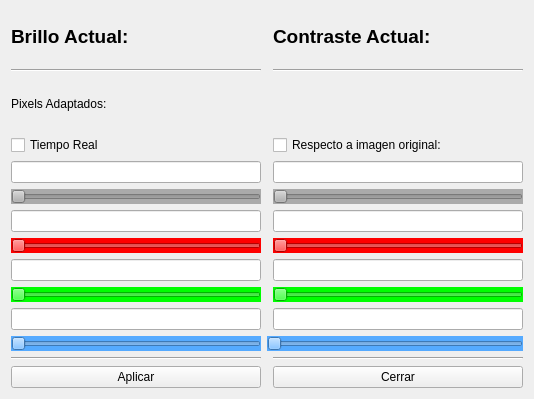
Above: brilloycontraste.ui from alu0100585704/VPO before the change. Below: the same form after it.
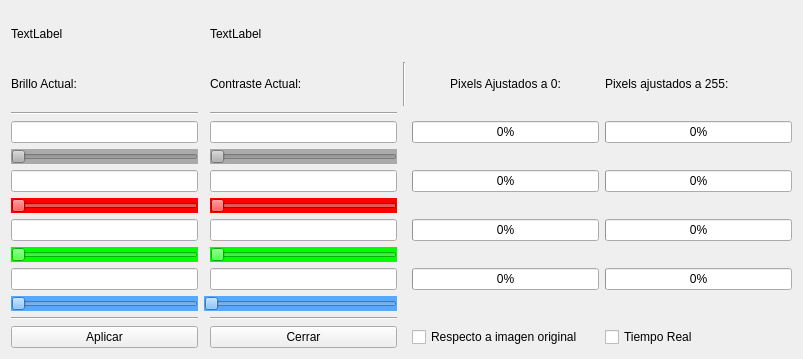
That is the form after the change.

Commit message: hecha entropia, funcion gamma y adatado a imágenes de color histogramas y brillo y contraste

Diff of the .ui file:
```diff
--- a/brilloycontraste.ui
+++ b/brilloycontraste.ui
@@ -6,8 +6,8 @@
    <rect>
     <x>0</x>
     <y>0</y>
-    <width>534</width>
-    <height>399</height>
+    <width>803</width>
+    <height>359</height>
    </rect>
   </property>
   <property name="sizePolicy">
@@ -20,143 +20,20 @@
    <string>Form</string>
   </property>
   <layout class="QGridLayout" name="gridLayout">
-   <item row="13" column="1">
-    <widget class="QLineEdit" name="lineEdit_5"/>
-   </item>
-   <item row="7" column="1">
-    <widget class="QLineEdit" name="lineEdit"/>
-   </item>
-   <item row="10" column="1">
-    <widget class="QLineEdit" name="lineEdit_3"/>
-   </item>
-   <item row="7" column="3">
-    <widget class="QLineEdit" name="lineEdit_2"/>
-   </item>
-   <item row="8" column="3">
-    <widget class="QSlider" name="horizontalSlider_6">
-     <property name="styleSheet">
-      <string notr="true">background-color: rgb(255, 0, 0);</string>
-     </property>
-     <property name="orientation">
-      <enum>Qt::Horizontal</enum>
-     </property>
-    </widget>
-   </item>
    <item row="13" column="3">
-    <widget class="QLineEdit" name="lineEdit_6"/>
-   </item>
-   <item row="6" column="3">
-    <widget class="QSlider" name="sliderContrasteGris">
-     <property name="styleSheet">
-      <string notr="true">background-color: rgb(170, 170, 170);</string>
-     </property>
-     <property name="minimum">
-      <number>1</number>
-     </property>
-     <property name="maximum">
-      <number>127</number>
-     </property>
-     <property name="orientation">
-      <enum>Qt::Horizontal</enum>
-     </property>
-    </widget>
-   </item>
-   <item row="15" column="3">
-    <widget class="Line" name="line_2">
-     <property name="orientation">
-      <enum>Qt::Horizontal</enum>
-     </property>
-    </widget>
-   </item>
-   <item row="12" column="3">
-    <widget class="QSlider" name="horizontalSlider_5">
+    <widget class="QSlider" name="sliderContrasteGreen">
      <property name="styleSheet">
       <string notr="true">background-color: rgb(0, 255, 0);</string>
      </property>
-     <property name="orientation">
-      <enum>Qt::Horizontal</enum>
+     <property name="maximum">
+      <number>255</number>
      </property>
-    </widget>
-   </item>
-   <item row="10" column="3">
-    <widget class="QLineEdit" name="lineEdit_4"/>
-   </item>
-   <item row="19" column="1">
-    <widget class="QPushButton" name="pushButtonApply">
-     <property name="text">
-      <string>Aplicar</string>
-     </property>
-    </widget>
-   </item>
-   <item row="0" column="3">
-    <widget class="QLabel" name="labelContraste">
-     <property name="text">
-      <string>&lt;html&gt;&lt;head/&gt;&lt;body&gt;&lt;p&gt;&lt;span style=&quot; font-size:14pt; font-weight:600;&quot;&gt;Contraste Actual:&lt;/span&gt;&lt;/p&gt;&lt;/body&gt;&lt;/html&gt;</string>
-     </property>
-    </widget>
-   </item>
-   <item row="8" column="1">
-    <widget class="QSlider" name="horizontalSlider">
-     <property name="styleSheet">
-      <string notr="true">background-color: rgb(255, 0, 0);</string>
-     </property>
      <property name="orientation">
       <enum>Qt::Horizontal</enum>
      </property>
     </widget>
    </item>
-   <item row="4" column="3">
-    <widget class="QCheckBox" name="checkBoxKeepOriginal">
-     <property name="text">
-      <string>Respecto a imagen original:</string>
-     </property>
-    </widget>
-   </item>
    <item row="6" column="1">
-    <widget class="QSlider" name="sliderBrilloGris">
-     <property name="styleSheet">
-      <string notr="true">background-color: rgb(170, 170, 170);</string>
-     </property>
-     <property name="maximum">
-      <number>255</number>
-     </property>
-     <property name="orientation">
-      <enum>Qt::Horizontal</enum>
-     </property>
-    </widget>
-   </item>
-   <item row="0" column="1">
-    <widget class="QLabel" name="labelBrillo">
-     <property name="text">
-      <string>&lt;html&gt;&lt;head/&gt;&lt;body&gt;&lt;p&gt;&lt;span style=&quot; font-size:14pt; font-weight:600;&quot;&gt;Brillo Actual:&lt;/span&gt;&lt;/p&gt;&lt;/body&gt;&lt;/html&gt;</string>
-     </property>
-    </widget>
-   </item>
-   <item row="12" column="1">
-    <widget class="QSlider" name="horizontalSlider_2">
-     <property name="styleSheet">
-      <string notr="true">background-color: rgb(0, 255, 0);</string>
-     </property>
-     <property name="orientation">
-      <enum>Qt::Horizontal</enum>
-     </property>
-    </widget>
-   </item>
-   <item row="15" column="1">
-    <widget class="Line" name="line">
-     <property name="orientation">
-      <enum>Qt::Horizontal</enum>
-     </property>
-    </widget>
-   </item>
-   <item row="19" column="3">
-    <widget class="QPushButton" name="pushButtonClose">
-     <property name="text">
-      <string>Cerrar</string>
-     </property>
-    </widget>
-   </item>
-   <item row="5" column="1">
     <widget class="QLineEdit" name="lineEditBrilloGris">
      <property name="sizePolicy">
       <sizepolicy hsizetype="Expanding" vsizetype="Fixed">
@@ -169,57 +46,339 @@
      </property>
     </widget>
    </item>
-   <item row="14" column="1">
-    <widget class="QSlider" name="horizontalSlider_3">
+   <item row="8" column="3">
+    <widget class="QLineEdit" name="lineEditContrasteRed"/>
+   </item>
+   <item row="6" column="5">
+    <widget class="QProgressBar" name="progressBarGrayTo0">
+     <property name="maximum">
+      <number>255</number>
+     </property>
+     <property name="value">
+      <number>0</number>
+     </property>
+     <property name="textVisible">
+      <bool>true</bool>
+     </property>
+     <property name="invertedAppearance">
+      <bool>false</bool>
+     </property>
+     <property name="textDirection">
+      <enum>QProgressBar::TopToBottom</enum>
+     </property>
+     <property name="format">
+      <string>%p%</string>
+     </property>
+    </widget>
+   </item>
+   <item row="15" column="2" colspan="2">
+    <widget class="QSlider" name="sliderContrasteBlue">
      <property name="styleSheet">
       <string notr="true">background-color: rgb(85, 170, 255);</string>
      </property>
+     <property name="maximum">
+      <number>255</number>
+     </property>
      <property name="orientation">
       <enum>Qt::Horizontal</enum>
      </property>
     </widget>
    </item>
-   <item row="5" column="3">
+   <item row="1" column="6">
+    <widget class="QLabel" name="pixelsLostTo255">
+     <property name="text">
+      <string>Pixels ajustados a 255:</string>
+     </property>
+    </widget>
+   </item>
+   <item row="1" column="4">
+    <widget class="Line" name="line_3">
+     <property name="orientation">
+      <enum>Qt::Vertical</enum>
+     </property>
+    </widget>
+   </item>
+   <item row="6" column="3">
     <widget class="QLineEdit" name="lineEditContrasteGris"/>
    </item>
+   <item row="1" column="3">
+    <widget class="QLabel" name="labelContraste">
+     <property name="text">
+      <string>&lt;html&gt;&lt;head/&gt;&lt;body&gt;&lt;p&gt;Contraste Actual:&lt;/p&gt;&lt;/body&gt;&lt;/html&gt;</string>
+     </property>
+    </widget>
+   </item>
+   <item row="8" column="6">
+    <widget class="QProgressBar" name="progressBarRedTo255">
+     <property name="maximum">
+      <number>255</number>
+     </property>
+     <property name="value">
+      <number>0</number>
+     </property>
+     <property name="format">
+      <string>%p%</string>
+     </property>
+    </widget>
+   </item>
+   <item row="14" column="1">
+    <widget class="QLineEdit" name="lineEditBrilloBlue"/>
+   </item>
+   <item row="11" column="6">
+    <widget class="QProgressBar" name="progressBarGreenTo255">
+     <property name="maximum">
+      <number>255</number>
+     </property>
+     <property name="value">
+      <number>0</number>
+     </property>
+     <property name="format">
+      <string>%p%</string>
+     </property>
+    </widget>
+   </item>
+   <item row="20" column="1">
+    <widget class="QPushButton" name="pushButtonApply">
+     <property name="text">
+      <string>Aplicar</string>
+     </property>
+    </widget>
+   </item>
+   <item row="8" column="5">
+    <widget class="QProgressBar" name="progressBarRedTo0">
+     <property name="maximum">
+      <number>255</number>
+     </property>
+     <property name="value">
+      <number>0</number>
+     </property>
+     <property name="format">
+      <string>%p%</string>
+     </property>
+    </widget>
+   </item>
+   <item row="13" column="1">
+    <widget class="QSlider" name="sliderBrilloGreen">
+     <property name="styleSheet">
+      <string notr="true">background-color: rgb(0, 255, 0);</string>
+     </property>
+     <property name="maximum">
+      <number>255</number>
+     </property>
+     <property name="orientation">
+      <enum>Qt::Horizontal</enum>
+     </property>
+    </widget>
+   </item>
+   <item row="14" column="6">
+    <widget class="QProgressBar" name="progressBarBlueTo255">
+     <property name="maximum">
+      <number>255</number>
+     </property>
+     <property name="value">
+      <number>0</number>
+     </property>
+     <property name="format">
+      <string>%p%</string>
+     </property>
+    </widget>
+   </item>
+   <item row="20" column="3">
+    <widget class="QPushButton" name="pushButtonClose">
+     <property name="text">
+      <string>Cerrar</string>
+     </property>
+    </widget>
+   </item>
+   <item row="1" column="5">
+    <widget class="QLabel" name="pixelsLostTo0">
+     <property name="text">
+      <string>&lt;html&gt;&lt;head/&gt;&lt;body&gt;&lt;p align=&quot;center&quot;&gt;Pixels Ajustados a 0:&lt;/p&gt;&lt;/body&gt;&lt;/html&gt;</string>
+     </property>
+    </widget>
+   </item>
+   <item row="9" column="3">
+    <widget class="QSlider" name="sliderContrasteRed">
+     <property name="styleSheet">
+      <string notr="true">background-color: rgb(255, 0, 0);</string>
+     </property>
+     <property name="maximum">
+      <number>255</number>
+     </property>
+     <property name="orientation">
+      <enum>Qt::Horizontal</enum>
+     </property>
+    </widget>
+   </item>
    <item row="2" column="1">
-    <widget class="QLabel" name="pixelsLost">
-     <property name="text">
-      <string>Pixels Adaptados: </string>
-     </property>
-    </widget>
-   </item>
-   <item row="14" column="2" colspan="2">
-    <widget class="QSlider" name="horizontalSlider_4">
-     <property name="styleSheet">
-      <string notr="true">background-color: rgb(85, 170, 255);</string>
-     </property>
-     <property name="orientation">
-      <enum>Qt::Horizontal</enum>
-     </property>
-    </widget>
-   </item>
-   <item row="4" column="1">
-    <widget class="QCheckBox" name="checkBoxRealTime">
-     <property name="text">
-      <string>Tiempo Real</string>
-     </property>
-    </widget>
-   </item>
-   <item row="1" column="1">
     <widget class="Line" name="line_5">
      <property name="orientation">
       <enum>Qt::Horizontal</enum>
      </property>
     </widget>
    </item>
-   <item row="1" column="3">
+   <item row="20" column="5">
+    <widget class="QCheckBox" name="checkBoxKeepOriginal">
+     <property name="text">
+      <string>Respecto a imagen original</string>
+     </property>
+    </widget>
+   </item>
+   <item row="2" column="3">
     <widget class="Line" name="line_6">
      <property name="orientation">
       <enum>Qt::Horizontal</enum>
      </property>
     </widget>
    </item>
+   <item row="6" column="6">
+    <widget class="QProgressBar" name="progressBarGrayTo255">
+     <property name="maximum">
+      <number>255</number>
+     </property>
+     <property name="value">
+      <number>0</number>
+     </property>
+     <property name="format">
+      <string>%p%</string>
+     </property>
+    </widget>
+   </item>
+   <item row="16" column="3">
+    <widget class="Line" name="line_2">
+     <property name="orientation">
+      <enum>Qt::Horizontal</enum>
+     </property>
+    </widget>
+   </item>
+   <item row="14" column="5">
+    <widget class="QProgressBar" name="progressBarBlueTo0">
+     <property name="maximum">
+      <number>255</number>
+     </property>
+     <property name="value">
+      <number>0</number>
+     </property>
+     <property name="format">
+      <string>%p%</string>
+     </property>
+    </widget>
+   </item>
+   <item row="7" column="3">
+    <widget class="QSlider" name="sliderContrasteGris">
+     <property name="styleSheet">
+      <string notr="true">background-color: rgb(170, 170, 170);</string>
+     </property>
+     <property name="minimum">
+      <number>1</number>
+     </property>
+     <property name="maximum">
+      <number>127</number>
+     </property>
+     <property name="orientation">
+      <enum>Qt::Horizontal</enum>
+     </property>
+    </widget>
+   </item>
+   <item row="1" column="1">
+    <widget class="QLabel" name="labelBrillo">
+     <property name="text">
+      <string>&lt;html&gt;&lt;head/&gt;&lt;body&gt;&lt;p&gt;Brillo Actual:&lt;/p&gt;&lt;/body&gt;&lt;/html&gt;</string>
+     </property>
+    </widget>
+   </item>
+   <item row="20" column="6">
+    <widget class="QCheckBox" name="checkBoxRealTime">
+     <property name="text">
+      <string>Tiempo Real</string>
+     </property>
+    </widget>
+   </item>
+   <item row="7" column="1">
+    <widget class="QSlider" name="sliderBrilloGris">
+     <property name="styleSheet">
+      <string notr="true">background-color: rgb(170, 170, 170);</string>
+     </property>
+     <property name="maximum">
+      <number>255</number>
+     </property>
+     <property name="orientation">
+      <enum>Qt::Horizontal</enum>
+     </property>
+    </widget>
+   </item>
+   <item row="11" column="3">
+    <widget class="QLineEdit" name="lineEditContrasteGreen"/>
+   </item>
+   <item row="11" column="5">
+    <widget class="QProgressBar" name="progressBarGreenTo0">
+     <property name="maximum">
+      <number>255</number>
+     </property>
+     <property name="value">
+      <number>0</number>
+     </property>
+     <property name="format">
+      <string>%p%</string>
+     </property>
+    </widget>
+   </item>
+   <item row="11" column="1">
+    <widget class="QLineEdit" name="lineEditBrilloGreen"/>
+   </item>
+   <item row="14" column="3">
+    <widget class="QLineEdit" name="lineEditContrasteBlue"/>
+   </item>
+   <item row="9" column="1">
+    <widget class="QSlider" name="sliderBrilloRed">
+     <property name="styleSheet">
+      <string notr="true">background-color: rgb(255, 0, 0);</string>
+     </property>
+     <property name="maximum">
+      <number>255</number>
+     </property>
+     <property name="orientation">
+      <enum>Qt::Horizontal</enum>
+     </property>
+    </widget>
+   </item>
+   <item row="15" column="1">
+    <widget class="QSlider" name="sliderBrilloBlue">
+     <property name="styleSheet">
+      <string notr="true">background-color: rgb(85, 170, 255);</string>
+     </property>
+     <property name="maximum">
+      <number>255</number>
+     </property>
+     <property name="orientation">
+      <enum>Qt::Horizontal</enum>
+     </property>
+    </widget>
+   </item>
+   <item row="8" column="1">
+    <widget class="QLineEdit" name="lineEditBrilloRed"/>
+   </item>
+   <item row="16" column="1">
+    <widget class="Line" name="line">
+     <property name="orientation">
+      <enum>Qt::Horizontal</enum>
+     </property>
+    </widget>
+   </item>
+   <item row="0" column="1">
+    <widget class="QLabel" name="labelBrilloOriginal">
+     <property name="text">
+      <string>TextLabel</string>
+     </property>
+    </widget>
+   </item>
+   <item row="0" column="3">
+    <widget class="QLabel" name="labelContrasteOriginal">
+     <property name="text">
+      <string>TextLabel</string>
+     </property>
+    </widget>
+   </item>
   </layout>
  </widget>
  <resources/>
```
The commit also changes 18 other files.
